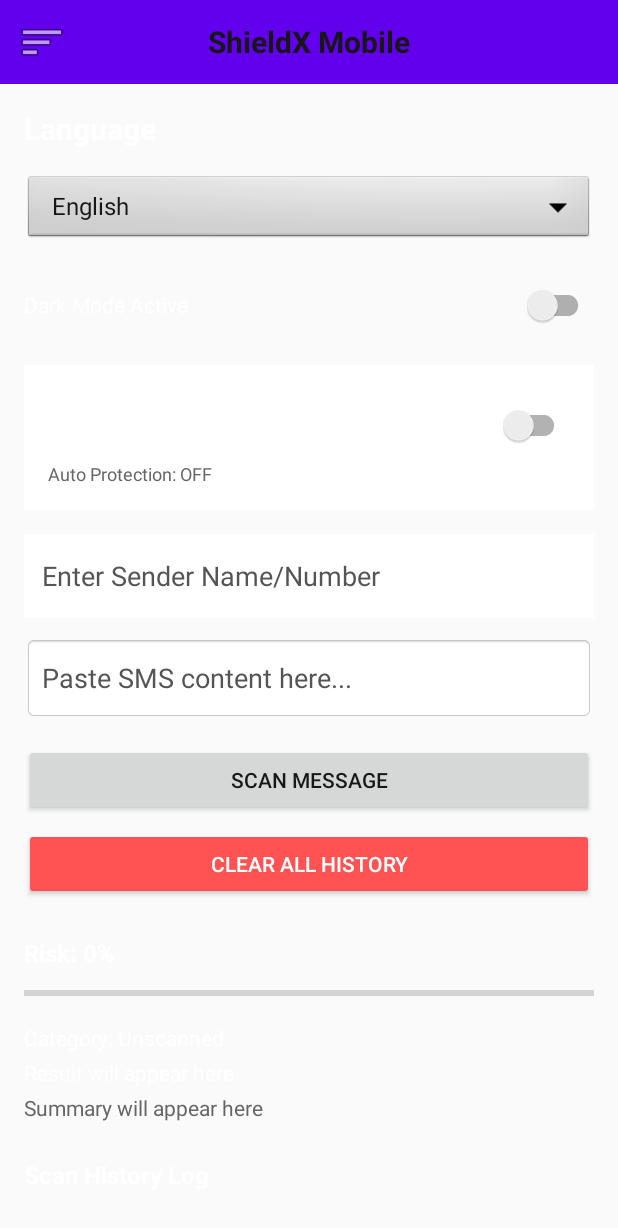
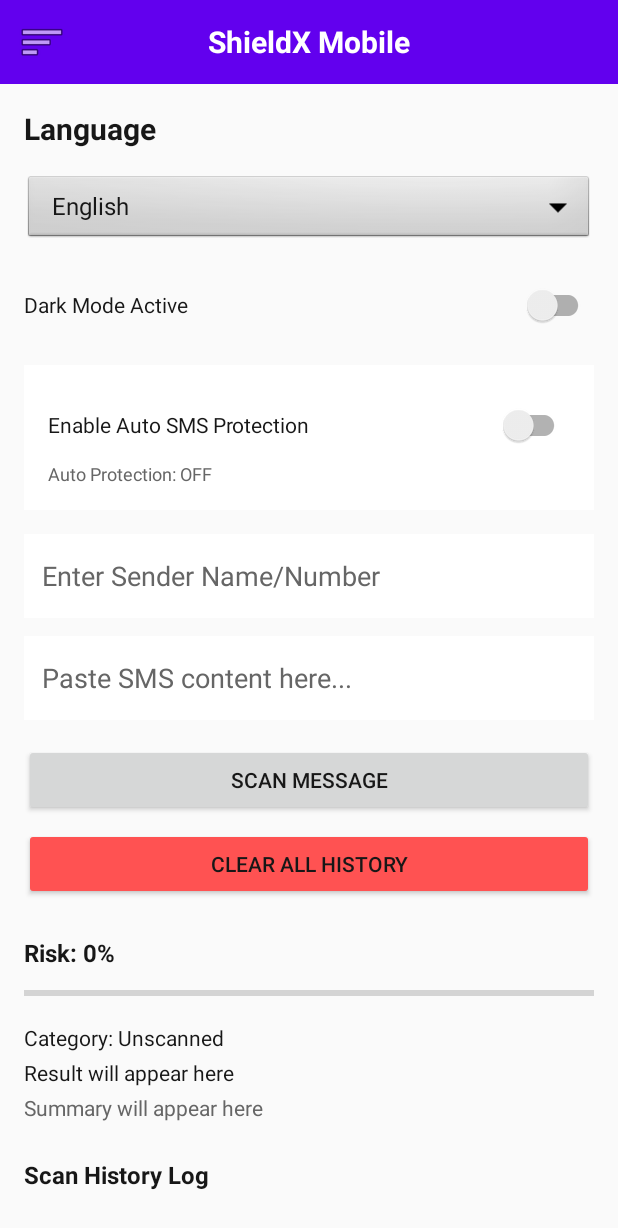
Before and after one commit to Kamleshkumarmandal/ShieldXMobile, an Android app: the MainActivity screen opened directly, with no data from a screen before it, on a phone screen of 412 x 824 dp. Shown: the top 1228 px of the screen. Run offline under Robolectric (Android 15) with nearby library versions, the phone set to English and light mode, and no system bars; 1 statement that could not run was skipped.

Commit message:
Use day and night theme colors throughout dashboard

```diff
--- a/app/src/main/res/layout/activity_main.xml
+++ b/app/src/main/res/layout/activity_main.xml
@@ -21,7 +21,7 @@
             android:layout_width="wrap_content"
             android:layout_height="wrap_content"
             android:text="ShieldX Mobile"
-            android:textColor="?android:attr/textColorPrimary"
+            android:textColor="#FFFFFF"
             android:textSize="20sp"
             android:textStyle="bold"
             android:layout_gravity="center" />
@@ -44,7 +44,7 @@
                 android:layout_width="wrap_content"
                 android:layout_height="wrap_content"
                 android:text="@string/language_title"
-                android:textColor="#FFFFFF"
+                android:textColor="?android:attr/textColorPrimary"
                 android:textSize="20sp"
                 android:textStyle="bold"
                 android:layout_marginBottom="16dp"/>
@@ -61,7 +61,7 @@
                 android:layout_width="match_parent"
                 android:layout_height="48dp"
                 android:text="@string/label_dark_mode"
-                android:textColor="#FFFFFF"
+                android:textColor="?android:attr/textColorPrimary"
                 android:layout_marginBottom="16dp" />
 
             <LinearLayout
@@ -77,7 +77,7 @@
                     android:layout_width="match_parent"
                     android:layout_height="48dp"
                     android:text="@string/enable_auto_sms"
-                    android:textColor="#FFFFFF" />
+                    android:textColor="?android:attr/textColorPrimary" />
 
                 <TextView
                     android:id="@+id/tvProtectionStatus"
@@ -93,7 +93,7 @@
                 android:layout_width="match_parent"
                 android:layout_height="56dp"
                 android:hint="@string/sender_hint"
-                android:textColorHint="#555555"
+                android:textColorHint="?android:attr/textColorSecondary"
                 android:textColor="?android:attr/textColorPrimary"
                 android:padding="12dp"
                 android:background="?attr/colorSurface"
@@ -104,10 +104,10 @@
                 android:layout_width="match_parent"
                 android:layout_height="56dp"
                 android:hint="@string/message_hint"
-                android:textColorHint="#555555"
-                android:textColor="#000000"
+                android:textColorHint="?android:attr/textColorSecondary"
+                android:textColor="?android:attr/textColorPrimary"
                 android:padding="12dp"
-                android:background="@android:drawable/editbox_background_normal"
+                android:background="?attr/colorSurface"
                 android:layout_marginBottom="16dp" />
 
             <Button
@@ -123,7 +123,7 @@
                 android:layout_height="wrap_content"
                 android:text="@string/btn_clear_all"
                 android:backgroundTint="#FF5252"
-                android:textColor="#FFFFFF"
+                android:textColor="?android:attr/textColorPrimary"
                 android:layout_marginBottom="24dp" />
 
             <TextView
@@ -131,7 +131,7 @@
                 android:layout_width="wrap_content"
                 android:layout_height="wrap_content"
                 android:text="@string/risk_default"
-                android:textColor="#FFFFFF"
+                android:textColor="?android:attr/textColorPrimary"
                 android:textSize="16sp"
                 android:textStyle="bold"
                 android:layout_marginBottom="8dp" />
@@ -148,7 +148,7 @@
                 android:layout_width="wrap_content"
                 android:layout_height="wrap_content"
                 android:text="@string/category_default"
-                android:textColor="#FFFFFF"
+                android:textColor="?android:attr/textColorPrimary"
                 android:layout_marginBottom="4dp" />
 
             <TextView
@@ -156,7 +156,7 @@
                 android:layout_width="wrap_content"
                 android:layout_height="wrap_content"
                 android:text="@string/result_default"
-                android:textColor="#FFFFFF"
+                android:textColor="?android:attr/textColorPrimary"
                 android:layout_marginBottom="4dp" />
 
             <TextView
@@ -171,7 +171,7 @@
                 android:layout_width="wrap_content"
                 android:layout_height="wrap_content"
                 android:text="@string/history_title"
-                android:textColor="#FFFFFF"
+                android:textColor="?android:attr/textColorPrimary"
                 android:textSize="16sp"
                 android:textStyle="bold"
                 android:layout_marginBottom="8dp" />
```
